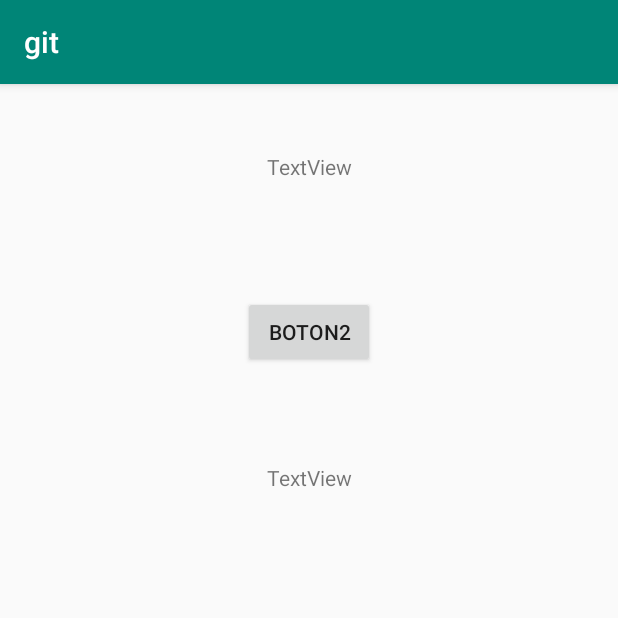
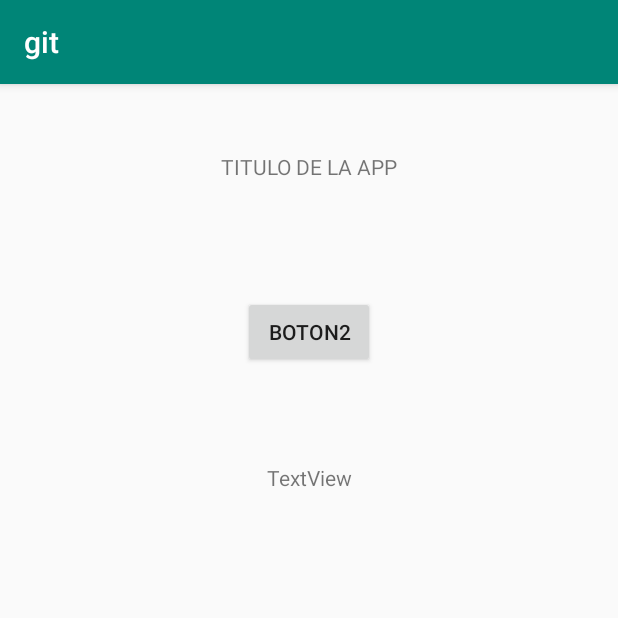
Before and after one commit to rootmsi/android-pruebas, an Android app: the screen it shows after launch (MainActivity), on a phone screen of 412 x 824 dp, the top half of it. Run offline under Robolectric (Android 15) with nearby library versions, the phone set to English and light mode, and no system bars.

Commit message:
Cambiar el Titulo

```diff
--- a/app/src/main/res/layout/activity_main.xml
+++ b/app/src/main/res/layout/activity_main.xml
@@ -67,7 +67,7 @@
         android:layout_marginTop="45dp"
         android:layout_marginEnd="178dp"
         android:layout_marginRight="178dp"
-        android:text="TextView"
+        android:text="TITULO DE LA APP"
         app:layout_constraintEnd_toEndOf="parent"
         app:layout_constraintStart_toStartOf="parent"
         app:layout_constraintTop_toTopOf="parent" />
```
